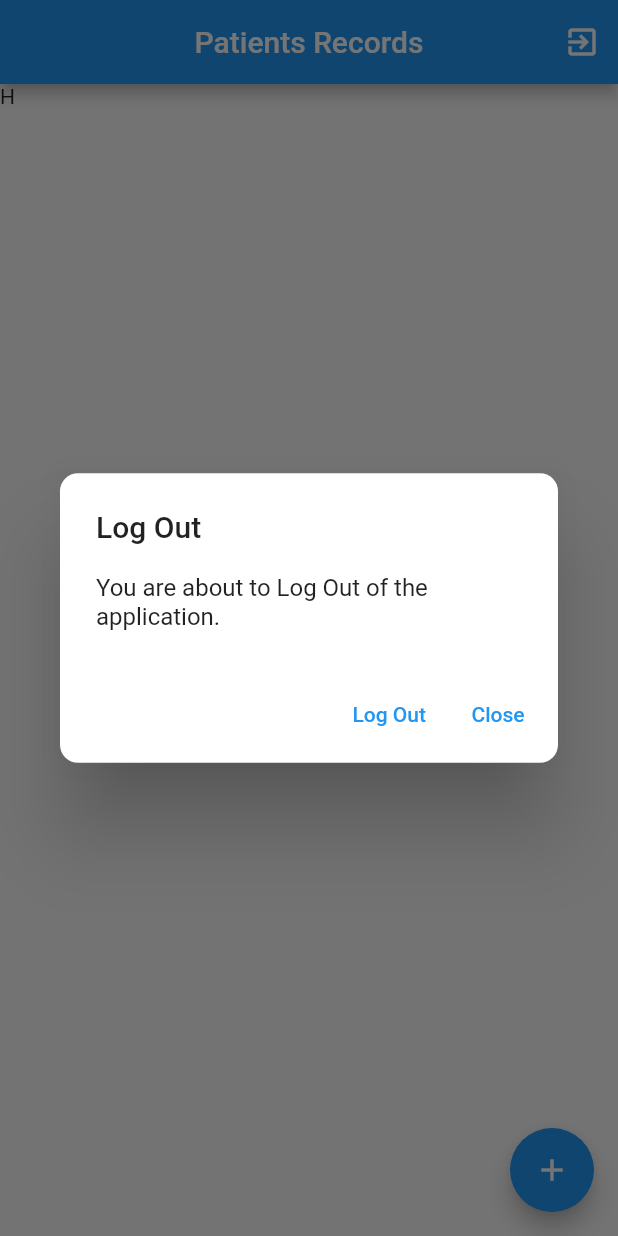
After one commit to jmanga2020/contact, a Flutter app: the PatientRecords screen opened directly, after a tap on the "exit to app" icon, on a phone screen of 412 x 824 dp. The commit adds this screen. Run offline on Flutter 3.47's test engine with Material 2 defaults, Android fonts, the phone set to English and light mode, and no system bars; our stand-ins replace cloud_firestore, firebase_core, flutter_spinkit, intro_slider, shared_preferences; accounts and stored records are empty.

Commit message:
patients records , admin tracking, & logOut

```diff
--- a/lib/services/constants/variables.dart
+++ b/lib/services/constants/variables.dart
@@ -2,6 +2,7 @@
 
 ///check if the user has tapped getstarted (condition -> TRUE == ✔️)
 bool firstTime = true;
+String admin = '';
 
 ///check if a user has selected the residing region
 bool regionsNotSelected = true;
--- a/lib/services/utils/shared.dart
+++ b/lib/services/utils/shared.dart
@@ -5,6 +5,7 @@ class TempMemory {
   splash
   regions
   region
+  admin
   */
 
   ///method to write to local memory [boolean]
@@ -30,4 +31,9 @@ class TempMemory {
     SharedPreferences _prefs = await SharedPreferences.getInstance();
     return _prefs.getString(key) ?? '';
   }
+
+  static Future<void> remove({String key}) async {
+    SharedPreferences _prefs = await SharedPreferences.getInstance();
+    _prefs.remove(key);
+  }
 }
--- a/lib/ui/screens/homeScreen.dart
+++ b/lib/ui/screens/homeScreen.dart
@@ -8,8 +8,6 @@ import 'package:flutter/material.dart';
 import 'auth/logiScreen.dart';
 
 class HomeScreen extends StatefulWidget {
-  // const HomeScreen({ Key? key }) : super(key: key);
-
   @override
   _HomeScreenState createState() => _HomeScreenState();
 }
@@ -109,6 +107,7 @@ class _HomeScreenState extends State<HomeScreen> {
       onWillPop: () => Future.value(false),
       child: Scaffold(
         appBar: AppBar(
+          automaticallyImplyLeading: false,
           title: Text('Information'),
           centerTitle: true,
         ),
--- /dev/null
+++ b/lib/ui/screens/patient_records.dart
@@ -0,0 +1,42 @@
+import 'package:contact_tracing/services/utils/navigation.dart';
+import 'package:contact_tracing/services/utils/shared.dart';
+import 'package:contact_tracing/ui/screens/homeScreen.dart';
+import 'package:contact_tracing/ui/widgets/notification.dart';
+import 'package:contact_tracing/ui/widgets/pop.dart';
+import 'package:flutter/material.dart';
+
+class PatientRecords extends StatefulWidget {
+  @override
+  _PatientRecordsState createState() => _PatientRecordsState();
+}
+
+class _PatientRecordsState extends State<PatientRecords> {
+  @override
+  Widget build(BuildContext context) {
+    return Scaffold(
+      appBar: AppBar(
+        title: Text('Patients Records'),
+        centerTitle: true,
+        automaticallyImplyLeading: false,
+        actions: [
+          IconButton(
+              tooltip: 'LogOut',
+              icon: Icon(Icons.exit_to_app),
+              onPressed: () async {
+                showPop(context, title: 'Log Out', action: () {
+                  TempMemory.remove(key: 'admin');
+                  UserNavigation.push(context, destination: HomeScreen());
+                  showSnack(context, content: 'You are logged out');
+                },
+                    actionLabel: 'Log Out',
+                    content:
+                        Text('You are about to Log Out of the application.'));
+              })
+        ],
+      ),
+      floatingActionButton:
+          FloatingActionButton(child: Icon(Icons.add), onPressed: () {}),
+      body: Text('H'),
+    );
+  }
+}
```
Also changed, not shown: lib/ui/screens/auth/logiScreen.dart (+13 -1 lines), lib/ui/screens/loader.dart (+11 -1 lines).
